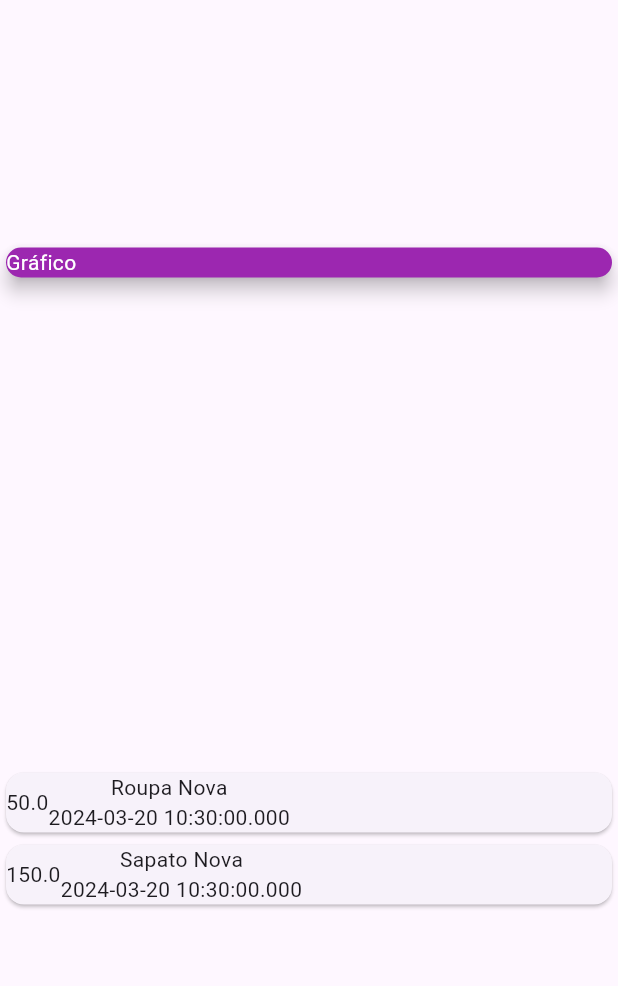
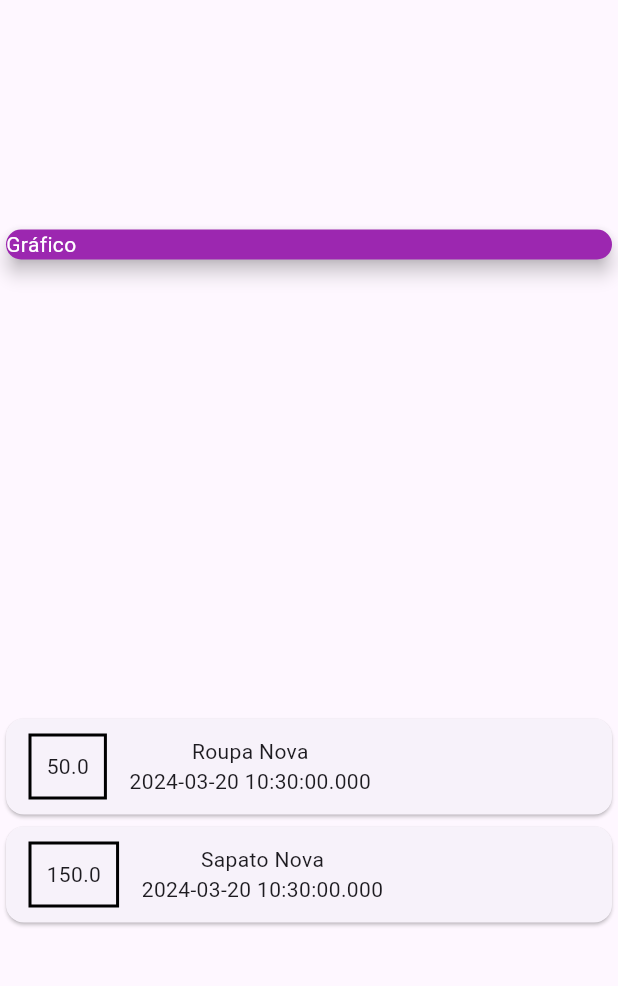
Before and after one commit to JarlissonTomaz/app-expenses, a Flutter app: the screen it shows after launch, on a phone screen of 412 x 824 dp, the part 84-1070 px from its top. Run offline on Flutter 3.47's test engine with Material 3 defaults, Android fonts, the phone set to English and light mode, and no system bars.

Commit message:
container styling

```diff
--- a/lib/main.dart
+++ b/lib/main.dart
@@ -63,7 +63,20 @@ class MyHomeApp extends StatelessWidget {
               return Card(
                   child: Row(
                 children: [
-                  Text(tr.value.toString()),
+                  Container(
+                    decoration: BoxDecoration(
+                      border: Border.all(
+                        color: Colors.black,
+                        width: 2,
+                      ),
+                    ),
+                    margin: const EdgeInsets.symmetric(
+                        horizontal: 15, vertical: 10),
+                    padding: const EdgeInsets.all(10),
+                    child: Text(
+                      tr.value.toString(),
+                    ),
+                  ),
                   Column(
                     children: [
                       Text(tr.title),
```
